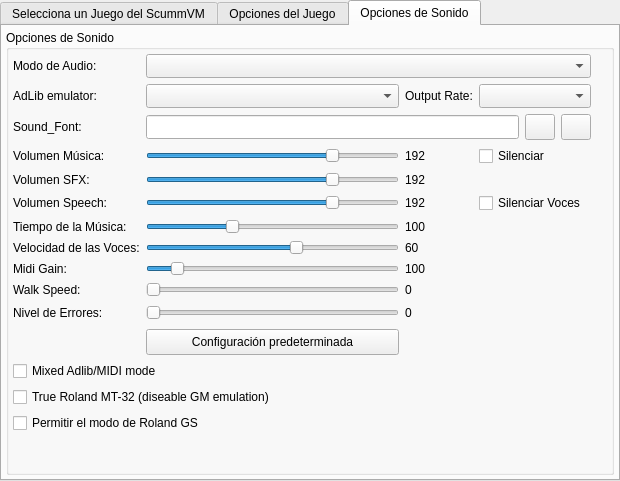
The window that ui/addedit_scummvm.ui (Monthy/gr-lida) describes before a commit, drawn with Qt 5.
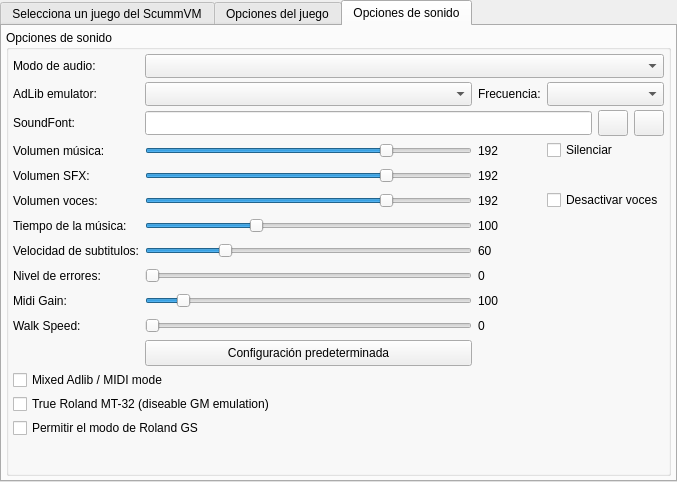
The same window after the commit. The open tabs and pages were chosen to show the change. Icons and pictures are not drawn.

```diff
--- a/ui/addedit_scummvm.ui
+++ b/ui/addedit_scummvm.ui
@@ -6,8 +6,8 @@
    <rect>
     <x>0</x>
     <y>0</y>
-    <width>620</width>
-    <height>481</height>
+    <width>677</width>
+    <height>482</height>
    </rect>
   </property>
   <property name="windowTitle">
@@ -22,7 +22,7 @@
      <normaloff>:/img16/scummvm.png</normaloff>:/img16/scummvm.png</iconset>
    </attribute>
    <attribute name="title">
-    <string>Selecciona un Juego del ScummVM</string>
+    <string>Selecciona un juego del ScummVM</string>
    </attribute>
    <layout class="QVBoxLayout" name="verticalLayout">
     <property name="margin">
@@ -82,7 +82,7 @@
      <normaloff>:/img16/opciones.png</normaloff>:/img16/opciones.png</iconset>
    </attribute>
    <attribute name="title">
-    <string>Opciones del Juego</string>
+    <string>Opciones del juego</string>
    </attribute>
    <layout class="QVBoxLayout" name="verticalLayout_2">
     <property name="margin">
@@ -671,39 +671,27 @@
      <normaloff>:/img16/img_audio.png</normaloff>:/img16/img_audio.png</iconset>
    </attribute>
    <attribute name="title">
-    <string>Opciones de Sonido</string>
+    <string>Opciones de sonido</string>
    </attribute>
    <layout class="QVBoxLayout" name="verticalLayout_3">
+    <property name="spacing">
+     <number>4</number>
+    </property>
     <property name="margin">
      <number>4</number>
     </property>
     <item>
      <widget class="QGroupBox" name="groupBox_15">
       <property name="title">
-       <string>Opciones de Sonido</string>
+       <string>Opciones de sonido</string>
       </property>
-      <layout class="QVBoxLayout" name="verticalLayout_15">
-       <property name="leftMargin">
+      <layout class="QGridLayout" name="gridLayout_2">
+       <property name="verticalSpacing">
         <number>4</number>
        </property>
-       <property name="topMargin">
+       <property name="margin">
         <number>4</number>
        </property>
-       <property name="rightMargin">
-        <number>20</number>
-       </property>
-       <property name="bottomMargin">
-        <number>4</number>
-       </property>
-       <item>
-        <layout class="QGridLayout" name="gridLayout_13">
-         <item row="0" column="0">
-          <widget class="QLabel" name="lb_Svm_13">
-           <property name="text">
-            <string>Modo de Audio:</string>
-           </property>
-          </widget>
-         </item>
          <item row="0" column="1" colspan="5">
           <widget class="QComboBox" name="cbxSvm_music_driver">
            <property name="minimumSize">
@@ -714,20 +702,71 @@
            </property>
           </widget>
          </item>
-         <item row="2" column="0">
-          <widget class="QLabel" name="lb_Svm_22">
-           <property name="text">
-            <string>Sound_Font:</string>
-           </property>
-          </widget>
-         </item>
-         <item row="2" column="1" colspan="3">
-          <widget class="QLineEdit" name="txtSvm_sound_font">
+       <item row="10" column="1">
+        <widget class="QSlider" name="h_SliderSvm_walkspeed">
            <property name="minimumSize">
             <size>
              <width>0</width>
-             <height>24</height>
-            </size>
+           <height>21</height>
+          </size>
+         </property>
+         <property name="maximum">
+          <number>4</number>
+         </property>
+         <property name="value">
+          <number>0</number>
+         </property>
+         <property name="sliderPosition">
+          <number>0</number>
+         </property>
+         <property name="orientation">
+          <enum>Qt::Horizontal</enum>
+         </property>
+        </widget>
+       </item>
+       <item row="7" column="2">
+        <widget class="QLabel" name="valueSliderSvm_talkspeed">
+         <property name="minimumSize">
+          <size>
+           <width>51</width>
+           <height>0</height>
+          </size>
+         </property>
+         <property name="text">
+          <string>60</string>
+         </property>
+        </widget>
+       </item>
+       <item row="8" column="0">
+        <widget class="QLabel" name="lb_Svm_19">
+         <property name="text">
+          <string>Nivel de errores:</string>
+         </property>
+        </widget>
+       </item>
+       <item row="8" column="2">
+        <widget class="QLabel" name="valueSliderSvm_debuglevel">
+         <property name="minimumSize">
+          <size>
+           <width>51</width>
+           <height>0</height>
+          </size>
+         </property>
+         <property name="text">
+          <string>0</string>
+         </property>
+        </widget>
+       </item>
+       <item row="5" column="2">
+        <widget class="QLabel" name="valueSliderSvm_speech_volume">
+         <property name="minimumSize">
+          <size>
+           <width>51</width>
+           <height>0</height>
+          </size>
+         </property>
+         <property name="text">
+          <string>192</string>
            </property>
           </widget>
          </item>
@@ -751,48 +790,8 @@
            </property>
           </widget>
          </item>
-         <item row="2" column="5">
-          <widget class="QPushButton" name="btnSvm_SoundFont_clear">
-           <property name="minimumSize">
-            <size>
-             <width>30</width>
-             <height>26</height>
-            </size>
-           </property>
-           <property name="maximumSize">
-            <size>
-             <width>30</width>
-             <height>26</height>
-            </size>
-           </property>
-           <property name="icon">
-            <iconset resource="../res/grlida.qrc">
-             <normaloff>:/img16/limpiar.png</normaloff>:/img16/limpiar.png</iconset>
-           </property>
-          </widget>
-         </item>
-         <item row="3" column="0">
-          <widget class="QLabel" name="lb_Svm_14">
-           <property name="text">
-            <string>Volumen Música:</string>
-           </property>
-          </widget>
-         </item>
-         <item row="3" column="1">
-          <widget class="QSlider" name="h_SliderSvm_music_volume">
-           <property name="maximum">
-            <number>255</number>
-           </property>
-           <property name="value">
-            <number>192</number>
-           </property>
-           <property name="orientation">
-            <enum>Qt::Horizontal</enum>
-           </property>
-          </widget>
-         </item>
-         <item row="3" column="2">
-          <widget class="QLabel" name="posSliderSvm_1">
+       <item row="6" column="2">
+        <widget class="QLabel" name="valueSliderSvm_tempo">
            <property name="minimumSize">
             <size>
              <width>51</width>
@@ -800,21 +799,20 @@
             </size>
            </property>
            <property name="text">
-            <string>192</string>
-           </property>
-          </widget>
-         </item>
-         <item row="4" column="0">
-          <widget class="QLabel" name="lb_Svm_15">
-           <property name="text">
-            <string>Volumen SFX:</string>
+          <string>100</string>
            </property>
           </widget>
          </item>
          <item row="4" column="1">
           <widget class="QSlider" name="h_SliderSvm_sfx_volume">
+         <property name="minimumSize">
+          <size>
+           <width>0</width>
+           <height>21</height>
+          </size>
+         </property>
            <property name="maximum">
-            <number>255</number>
+          <number>256</number>
            </property>
            <property name="value">
             <number>192</number>
@@ -824,8 +822,21 @@
            </property>
           </widget>
          </item>
-         <item row="4" column="2">
-          <widget class="QLabel" name="posSliderSvm_2">
+       <item row="9" column="2">
+        <widget class="QLabel" name="valueSliderSvm_midi_gain">
+         <property name="minimumSize">
+          <size>
+           <width>51</width>
+           <height>0</height>
+          </size>
+         </property>
+         <property name="text">
+          <string>100</string>
+         </property>
+        </widget>
+       </item>
+       <item row="3" column="2">
+        <widget class="QLabel" name="valueSliderSvm_music_volume">
            <property name="minimumSize">
             <size>
              <width>51</width>
@@ -837,48 +848,40 @@
            </property>
           </widget>
          </item>
+       <item row="3" column="1">
+        <widget class="QSlider" name="h_SliderSvm_music_volume">
+         <property name="minimumSize">
+          <size>
+           <width>0</width>
+           <height>21</height>
+          </size>
+         </property>
+         <property name="maximum">
+          <number>256</number>
+         </property>
+         <property name="value">
+          <number>192</number>
+         </property>
+         <property name="orientation">
+          <enum>Qt::Horizontal</enum>
+         </property>
+        </widget>
+       </item>
          <item row="5" column="0">
           <widget class="QLabel" name="lb_Svm_16">
            <property name="text">
-            <string>Volumen Speech:</string>
-           </property>
-          </widget>
-         </item>
-         <item row="5" column="1">
-          <widget class="QSlider" name="h_SliderSvm_speech_volume">
-           <property name="maximum">
-            <number>255</number>
-           </property>
-           <property name="value">
-            <number>192</number>
-           </property>
-           <property name="orientation">
-            <enum>Qt::Horizontal</enum>
-           </property>
-          </widget>
-         </item>
-         <item row="5" column="2">
-          <widget class="QLabel" name="posSliderSvm_3">
-           <property name="minimumSize">
-            <size>
-             <width>51</width>
-             <height>0</height>
-            </size>
-           </property>
-           <property name="text">
-            <string>192</string>
-           </property>
-          </widget>
-         </item>
-         <item row="6" column="0">
-          <widget class="QLabel" name="lb_Svm_17">
-           <property name="text">
-            <string>Tiempo de la Música:</string>
+          <string>Volumen voces:</string>
            </property>
           </widget>
          </item>
          <item row="6" column="1">
           <widget class="QSlider" name="h_SliderSvm_tempo">
+         <property name="minimumSize">
+          <size>
+           <width>0</width>
+           <height>21</height>
+          </size>
+         </property>
            <property name="minimum">
             <number>50</number>
            </property>
@@ -893,49 +896,51 @@
            </property>
           </widget>
          </item>
-         <item row="6" column="2">
-          <widget class="QLabel" name="posSliderSvm_4">
+       <item row="5" column="1">
+        <widget class="QSlider" name="h_SliderSvm_speech_volume">
            <property name="minimumSize">
             <size>
-             <width>51</width>
-             <height>0</height>
-            </size>
-           </property>
-           <property name="text">
-            <string>100</string>
-           </property>
-          </widget>
-         </item>
-         <item row="7" column="0">
-          <widget class="QLabel" name="lb_Svm_18">
-           <property name="text">
-            <string>Velocidad de las Voces:</string>
-           </property>
-          </widget>
-         </item>
-         <item row="7" column="1">
-          <widget class="QSlider" name="h_SliderSvm_talkspeed">
+           <width>0</width>
+           <height>21</height>
+          </size>
+         </property>
            <property name="maximum">
-            <number>100</number>
+          <number>256</number>
            </property>
            <property name="value">
-            <number>60</number>
+          <number>192</number>
            </property>
            <property name="orientation">
             <enum>Qt::Horizontal</enum>
            </property>
           </widget>
          </item>
-         <item row="7" column="2">
-          <widget class="QLabel" name="posSliderSvm_5">
+       <item row="15" column="0">
+        <spacer name="verticalSpacer_14">
+         <property name="orientation">
+          <enum>Qt::Vertical</enum>
+         </property>
+         <property name="sizeHint" stdset="0">
+          <size>
+           <width>20</width>
+           <height>4</height>
+          </size>
+         </property>
+        </spacer>
+       </item>
+       <item row="8" column="1">
+        <widget class="QSlider" name="h_SliderSvm_debuglevel">
            <property name="minimumSize">
             <size>
-             <width>51</width>
-             <height>0</height>
-            </size>
-           </property>
-           <property name="text">
-            <string>60</string>
+           <width>0</width>
+           <height>21</height>
+          </size>
+         </property>
+         <property name="maximum">
+          <number>10</number>
+         </property>
+         <property name="orientation">
+          <enum>Qt::Horizontal</enum>
            </property>
           </widget>
          </item>
@@ -956,181 +961,206 @@
            </property>
           </widget>
          </item>
-         <item row="12" column="0" colspan="2">
-          <widget class="QCheckBox" name="chkSvm_multi_midi">
+       <item row="10" column="2">
+        <widget class="QLabel" name="valueSliderSvm_walkspeed">
+         <property name="minimumSize">
+          <size>
+           <width>51</width>
+           <height>0</height>
+          </size>
+         </property>
            <property name="text">
-            <string>Mixed Adlib/MIDI mode</string>
+          <string>0</string>
            </property>
           </widget>
          </item>
-         <item row="14" column="0" colspan="2">
+       <item row="7" column="0">
+        <widget class="QLabel" name="lb_Svm_18">
+         <property name="text">
+          <string>Velocidad de subtitulos:</string>
+         </property>
+        </widget>
+       </item>
+       <item row="10" column="0">
+        <widget class="QLabel" name="lb_Svm_25">
+         <property name="text">
+          <string>Walk Speed:</string>
+         </property>
+        </widget>
+       </item>
+       <item row="9" column="1">
+        <widget class="QSlider" name="h_SliderSvm_midi_gain">
+         <property name="minimumSize">
+          <size>
+           <width>0</width>
+           <height>21</height>
+          </size>
+         </property>
+         <property name="maximum">
+          <number>1000</number>
+         </property>
+         <property name="value">
+          <number>100</number>
+         </property>
+         <property name="sliderPosition">
+          <number>100</number>
+         </property>
+         <property name="orientation">
+          <enum>Qt::Horizontal</enum>
+         </property>
+        </widget>
+       </item>
+       <item row="3" column="0">
+        <widget class="QLabel" name="lb_Svm_14">
+         <property name="text">
+          <string>Volumen música:</string>
+         </property>
+        </widget>
+       </item>
+       <item row="2" column="0">
+        <widget class="QLabel" name="lb_Svm_22">
+         <property name="text">
+          <string>SoundFont:</string>
+         </property>
+        </widget>
+       </item>
+       <item row="6" column="0">
+        <widget class="QLabel" name="lb_Svm_17">
+         <property name="text">
+          <string>Tiempo de la música:</string>
+         </property>
+        </widget>
+       </item>
+       <item row="14" column="0" colspan="6">
           <widget class="QCheckBox" name="chkSvm_enable_gs">
            <property name="text">
             <string>Permitir el modo de Roland GS</string>
            </property>
           </widget>
          </item>
-         <item row="1" column="0">
-          <widget class="QLabel" name="lb_Svm_26">
-           <property name="text">
-            <string>AdLib emulator:</string>
-           </property>
-          </widget>
-         </item>
-         <item row="1" column="1">
-          <widget class="QComboBox" name="cbxSvm_opl_driver">
-           <property name="minimumSize">
-            <size>
-             <width>0</width>
-             <height>24</height>
-            </size>
-           </property>
-          </widget>
-         </item>
-         <item row="1" column="2">
-          <widget class="QLabel" name="lb_Svm_20">
-           <property name="text">
-            <string>Output Rate:</string>
-           </property>
-          </widget>
-         </item>
-         <item row="1" column="3" colspan="3">
-          <widget class="QComboBox" name="cbxSvm_output_rate">
-           <property name="minimumSize">
-            <size>
-             <width>0</width>
-             <height>24</height>
-            </size>
-           </property>
-           <property name="currentIndex">
-            <number>-1</number>
-           </property>
-          </widget>
-         </item>
-         <item row="13" column="0" colspan="2">
+       <item row="13" column="0" colspan="6">
           <widget class="QCheckBox" name="chkSvm_native_mt32">
            <property name="text">
             <string>True Roland MT-32 (diseable GM emulation)</string>
            </property>
           </widget>
          </item>
-         <item row="8" column="2">
-          <widget class="QLabel" name="posSliderSvm_7">
+       <item row="2" column="5">
+        <widget class="QPushButton" name="btnSvm_SoundFont_clear">
            <property name="minimumSize">
             <size>
-             <width>51</width>
-             <height>0</height>
-            </size>
-           </property>
-           <property name="text">
-            <string>100</string>
-           </property>
-          </widget>
-         </item>
-         <item row="9" column="2">
-          <widget class="QLabel" name="posSliderSvm_8">
-           <property name="minimumSize">
+           <width>30</width>
+           <height>26</height>
+          </size>
+         </property>
+         <property name="maximumSize">
             <size>
-             <width>51</width>
-             <height>0</height>
-            </size>
-           </property>
+           <width>30</width>
+           <height>26</height>
+          </size>
+         </property>
+         <property name="icon">
+          <iconset resource="../res/gr-lida.qrc">
+           <normaloff>:/img16/limpiar.png</normaloff>:/img16/limpiar.png</iconset>
+         </property>
+        </widget>
+       </item>
+       <item row="4" column="0">
+        <widget class="QLabel" name="lb_Svm_15">
            <property name="text">
-            <string>0</string>
+          <string>Volumen SFX:</string>
            </property>
           </widget>
          </item>
-         <item row="10" column="2">
-          <widget class="QLabel" name="posSliderSvm_6">
+       <item row="1" column="1">
+        <widget class="QComboBox" name="cbxSvm_opl_driver">
            <property name="minimumSize">
             <size>
-             <width>51</width>
-             <height>0</height>
-            </size>
-           </property>
-           <property name="text">
-            <string>0</string>
-           </property>
-          </widget>
-         </item>
-         <item row="8" column="1">
-          <widget class="QSlider" name="h_SliderSvm_midi_gain">
-           <property name="maximum">
-            <number>1000</number>
-           </property>
-           <property name="value">
-            <number>100</number>
-           </property>
-           <property name="sliderPosition">
-            <number>100</number>
-           </property>
-           <property name="orientation">
-            <enum>Qt::Horizontal</enum>
-           </property>
-          </widget>
-         </item>
-         <item row="9" column="1">
-          <widget class="QSlider" name="h_SliderSvm_walkspeed">
-           <property name="maximum">
-            <number>4</number>
-           </property>
-           <property name="value">
-            <number>0</number>
-           </property>
-           <property name="sliderPosition">
-            <number>0</number>
-           </property>
-           <property name="orientation">
-            <enum>Qt::Horizontal</enum>
-           </property>
-          </widget>
-         </item>
-         <item row="10" column="1">
-          <widget class="QSlider" name="h_SliderSvm_debuglevel">
-           <property name="maximum">
-            <number>10</number>
-           </property>
-           <property name="orientation">
-            <enum>Qt::Horizontal</enum>
-           </property>
-          </widget>
-         </item>
-         <item row="8" column="0">
+           <width>0</width>
+           <height>24</height>
+          </size>
+         </property>
+        </widget>
+       </item>
+       <item row="9" column="0">
           <widget class="QLabel" name="lb_Svm_21">
            <property name="text">
             <string>Midi Gain:</string>
            </property>
           </widget>
          </item>
-         <item row="9" column="0">
-          <widget class="QLabel" name="lb_Svm_25">
+       <item row="4" column="2">
+        <widget class="QLabel" name="valueSliderSvm_sfx_volume">
+         <property name="minimumSize">
+          <size>
+           <width>51</width>
+           <height>0</height>
+          </size>
+         </property>
            <property name="text">
-            <string>Walk Speed:</string>
+          <string>192</string>
            </property>
           </widget>
          </item>
-         <item row="10" column="0">
-          <widget class="QLabel" name="lb_Svm_19">
+       <item row="0" column="0">
+        <widget class="QLabel" name="lb_Svm_13">
            <property name="text">
-            <string>Nivel de Errores:</string>
+          <string>Modo de audio:</string>
            </property>
           </widget>
          </item>
-         <item row="10" column="3">
-          <spacer name="horizontalSpacer_5">
+       <item row="1" column="3" colspan="3">
+        <widget class="QComboBox" name="cbxSvm_output_rate">
+         <property name="minimumSize">
+          <size>
+           <width>110</width>
+           <height>24</height>
+          </size>
+         </property>
+         <property name="currentIndex">
+          <number>-1</number>
+         </property>
+        </widget>
+       </item>
+       <item row="1" column="2">
+        <widget class="QLabel" name="lb_Svm_20">
+         <property name="text">
+          <string>Frecuencia:</string>
+         </property>
+        </widget>
+       </item>
+       <item row="7" column="1">
+        <widget class="QSlider" name="h_SliderSvm_talkspeed">
+         <property name="minimumSize">
+          <size>
+           <width>0</width>
+           <height>21</height>
+          </size>
+         </property>
+         <property name="maximum">
+          <number>255</number>
+         </property>
+         <property name="value">
+          <number>60</number>
+         </property>
            <property name="orientation">
             <enum>Qt::Horizontal</enum>
            </property>
-           <property name="sizeType">
-            <enum>QSizePolicy::Preferred</enum>
-           </property>
-           <property name="sizeHint" stdset="0">
-            <size>
-             <width>40</width>
-             <height>20</height>
-            </size>
-           </property>
-          </spacer>
+        </widget>
+       </item>
+       <item row="1" column="0">
+        <widget class="QLabel" name="lb_Svm_26">
+         <property name="text">
+          <string>AdLib emulator:</string>
+         </property>
+        </widget>
+       </item>
+       <item row="12" column="0" colspan="6">
+        <widget class="QCheckBox" name="chkSvm_multi_midi">
+         <property name="text">
+          <string>Mixed Adlib / MIDI mode</string>
+         </property>
+        </widget>
          </item>
          <item row="3" column="3" colspan="3">
           <widget class="QCheckBox" name="chkSvm_mute">
@@ -1142,24 +1172,19 @@
          <item row="5" column="3" colspan="3">
           <widget class="QCheckBox" name="chkSvm_speech_mute">
            <property name="text">
-            <string>Silenciar Voces</string>
+          <string>Desactivar voces</string>
            </property>
           </widget>
          </item>
-        </layout>
-       </item>
-       <item>
-        <spacer name="verticalSpacer_14">
-         <property name="orientation">
-          <enum>Qt::Vertical</enum>
-         </property>
-         <property name="sizeHint" stdset="0">
+       <item row="2" column="1" colspan="3">
+        <widget class="QLineEdit" name="txtSvm_soundfont">
+         <property name="minimumSize">
           <size>
-           <width>20</width>
-           <height>4</height>
+           <width>0</width>
+           <height>24</height>
           </size>
          </property>
-        </spacer>
+        </widget>
        </item>
       </layout>
      </widget>
```
Left out of the diff: 447 changed lines with no effect on the pictures. Lines whose indentation alone changed are shown as unchanged.
